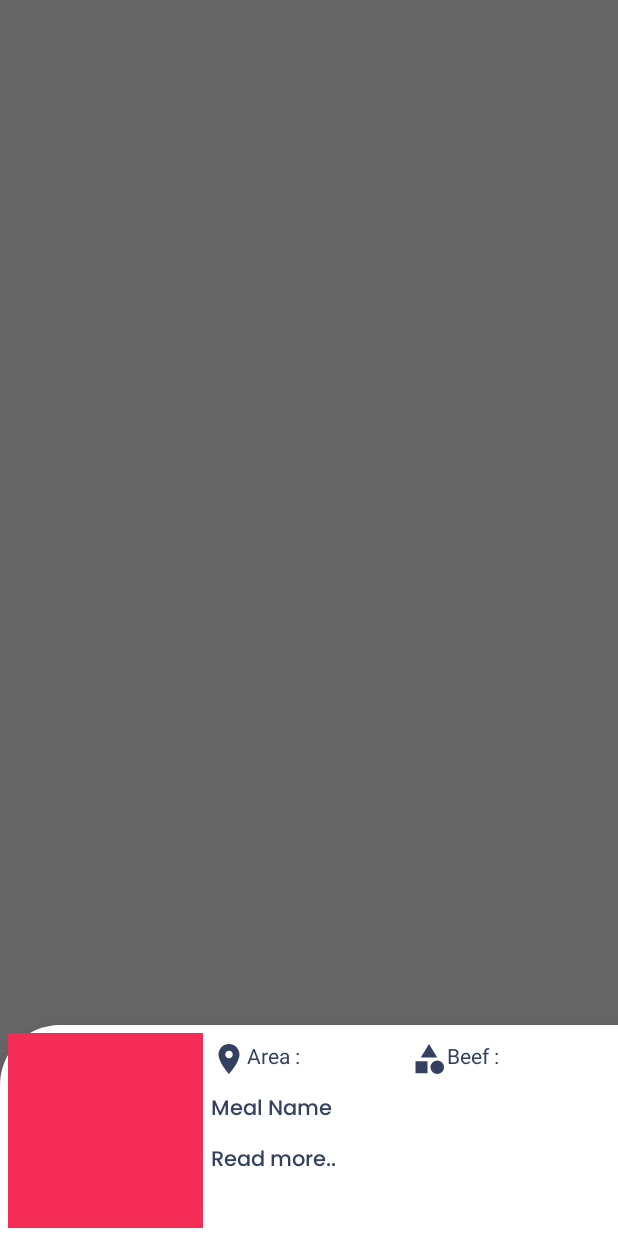
After one commit to the-lazy-man/MvvMRecipeApp, an Android app: the fragment BottomSheet placed in its activity, on a phone screen of 412 x 824 dp. The commit adds this screen. Run offline under Robolectric (Android 15) with nearby library versions, the light colour scheme and no system bars; our stand-ins replace sdp/ssp sizes; pictures from the network do not load; 3 statements that could not run were skipped.

Commit message:
added Bottom Sheet Fragment Dialog

```diff
--- a/app/src/main/AndroidManifest.xml
+++ b/app/src/main/AndroidManifest.xml
@@ -9,9 +9,9 @@
         android:dataExtractionRules="@xml/data_extraction_rules"
         android:fullBackupContent="@xml/backup_rules"
         android:hardwareAccelerated="true"
-        android:icon="@mipmap/ic_launcher_round"
+        android:icon="@drawable/logo"
         android:label="@string/app_name"
-        android:roundIcon="@mipmap/ic_launcher_round"
+        android:roundIcon="@drawable/logo"
         android:supportsRtl="true"
         android:theme="@style/Theme.MvvMRecipeApp"
         android:usesCleartextTraffic="true"
--- a/app/src/main/java/com/example/mvvmrecipeapp/domain/viewmodels/HomeViewmodel.kt
+++ b/app/src/main/java/com/example/mvvmrecipeapp/domain/viewmodels/HomeViewmodel.kt
@@ -26,10 +26,23 @@ class HomeViewmodel(private val mealDatabase : MealsDatabase) : ViewModel() {
     val popularItemsLiveData: LiveData<List<PopularMeal>> get() = _popularItemsLiveData
     private var _categoriesLiveData = MutableLiveData<List<Category>>()
     val categoriesLiveData: LiveData<List<Category>> get() = _categoriesLiveData
-
+    private var _bottomSheetMealsLiveData = MutableLiveData<Meal>()
+    val bottomSheetMealsLiveData: LiveData<Meal> get() = _bottomSheetMealsLiveData
+    private var _favouriteMealsLiveData = MutableLiveData<List<Meal>>()
     val favouriteMealsLiveData  : LiveData<List<Meal>> = mealDatabase.mealDao().getAllMeals()
 //    var favouriteMealsLiveData : LiveData<List<Meal>> = _favouriteMealsLiveData
 //
+    fun getMealsById(Id: String){
+        RetrofitInstance.api.getMealDetails(Id).enqueue(object  : Callback<MealList> {
+            override fun onResponse(call: Call<MealList>, response: Response<MealList>) {
+                    _bottomSheetMealsLiveData.postValue(response.body()?.meals?.get(0))
+                }
+
+            override fun onFailure(call: Call<MealList>, t: Throwable) {
+                Log.d("BottomSheetMealDetails Error -> ",t.message.toString())
+            }
+        })
+    }
     fun getRandomMeal() {
         RetrofitInstance.api.getRandomMeal().enqueue(
             object : Callback<MealList> {
--- a/app/src/main/java/com/example/mvvmrecipeapp/view/adapters/MostPopularMealAdapters.kt
+++ b/app/src/main/java/com/example/mvvmrecipeapp/view/adapters/MostPopularMealAdapters.kt
@@ -9,6 +9,7 @@ import com.example.mvvmrecipeapp.databinding.PopularItemsBinding
 
 class MostPopularMealAdapter() : RecyclerView.Adapter<MostPopularMealAdapter.PopularMealViewHolder>() {
     lateinit var onItemClick : ( (PopularMeal) -> Unit)
+    var onLongItemClick : ((PopularMeal) -> Unit)? = null
     private var mealsList = ArrayList<PopularMeal>()
 
     fun setMeals(mealslist : ArrayList<PopularMeal>) {
@@ -34,8 +35,13 @@ class MostPopularMealAdapter() : RecyclerView.Adapter<MostPopularMealAdapter.Pop
         Glide.with(holder.itemView)
             .load(mealsList[position].strMealThumb)
             .into(holder.binding.imgPopularMeal)
+
             holder.itemView.setOnClickListener {
                 onItemClick(mealsList[position])
+            }
+            holder.itemView.setOnLongClickListener{
+                onLongItemClick?.invoke(mealsList[position])
+                true
             }
     }
 
--- /dev/null
+++ b/app/src/main/java/com/example/mvvmrecipeapp/view/fragments/bottomSheet/BottomSheet.kt
@@ -0,0 +1,87 @@
+package com.example.mvvmrecipeapp.view.fragments.bottomSheet
+
+import android.content.Intent
+import android.os.Bundle
+import androidx.fragment.app.Fragment
+import android.view.LayoutInflater
+import android.view.View
+import android.view.ViewGroup
+import androidx.lifecycle.Observer
+import com.bumptech.glide.Glide
+import com.example.mvvmrecipeapp.R
+import com.example.mvvmrecipeapp.databinding.FragmentBottomSheetBinding
+import com.example.mvvmrecipeapp.domain.viewmodels.HomeViewmodel
+import com.example.mvvmrecipeapp.view.activities.MainActivity
+import com.example.mvvmrecipeapp.view.activities.MealDetailsActivity
+import com.example.mvvmrecipeapp.view.fragments.homeFragment
+import com.example.mvvmrecipeapp.view.fragments.homeFragment.Companion.MEAL_ID
+import com.example.mvvmrecipeapp.view.fragments.homeFragment.Companion.MEAL_NAME
+import com.example.mvvmrecipeapp.view.fragments.homeFragment.Companion.MEAL_THUMB
+import com.google.android.material.bottomsheet.BottomSheetDialog
+import com.google.android.material.bottomsheet.BottomSheetDialogFragment
+
+
+class BottomSheet : BottomSheetDialogFragment() {
+    private var mealId: String? = null
+    private var mealName: String? = null
+    private var mealThumb: String? = null
+    private lateinit var viewmodel : HomeViewmodel
+    private lateinit var binding : FragmentBottomSheetBinding
+//    private lateinit var param1 : String
+    override fun onCreate(savedInstanceState: Bundle?) {
+        super.onCreate(savedInstanceState)
+        arguments?.let {
+            mealId = it.getString(MEAL_ID)
+        }
+        viewmodel = (activity as MainActivity).viewModel
+
+    }
+    override fun onCreateView(
+        inflater: LayoutInflater, container: ViewGroup?,
+        savedInstanceState: Bundle?
+    ): View? {
+        binding = FragmentBottomSheetBinding.inflate(layoutInflater)
+        return binding.root
+    }
+
+    override fun onViewCreated(view: View, savedInstanceState: Bundle?) {
+        super.onViewCreated(view, savedInstanceState)
+        mealId?.let { viewmodel.getMealsById(it) }
+        observeBottomSheetMeal()
+        onBottomSheetDialogClick()
+    }
+
+    private fun onBottomSheetDialogClick() {
+        binding.bottomSheet.setOnClickListener {
+            if (mealName != null && mealThumb != null) {
+                val intent = Intent(activity, MealDetailsActivity::class.java)
+                intent.putExtra(MEAL_ID, mealId)
+                intent.putExtra(MEAL_NAME, mealName)
+                intent.putExtra(MEAL_THUMB, mealThumb)
+
+                startActivity(intent)
+            }
+        }
+    }
+        fun observeBottomSheetMeal() {
+            viewmodel.bottomSheetMealsLiveData.observe(viewLifecycleOwner, Observer { meal ->
+                binding.tvBottomSheetMealName.text = meal.strMeal
+                binding.tvBottomSheetArea.text = meal.strArea
+                binding.tvBottomSheetCategory.text = meal.strCategory
+                Glide.with(this).load(meal.strMealThumb).into(binding.imgBottomSheet)
+
+                mealName = meal.strMeal
+                mealThumb = meal.strMealThumb
+            })
+        }
+
+        companion object {
+            @JvmStatic
+            fun newInstance(param1: String) = BottomSheet().apply {
+                    arguments = Bundle().apply {
+                        putString(MEAL_ID, param1)
+                    }
+                }
+        }
+
+}
--- a/app/src/main/java/com/example/mvvmrecipeapp/view/fragments/homeFragment.kt
+++ b/app/src/main/java/com/example/mvvmrecipeapp/view/fragments/homeFragment.kt
@@ -26,6 +26,7 @@ import com.example.mvvmrecipeapp.domain.viewmodels.HomeViewmodel
 import com.example.mvvmrecipeapp.view.activities.CategoryMealsActivity
 import com.example.mvvmrecipeapp.view.activities.MainActivity
 import com.example.mvvmrecipeapp.view.activities.MealDetailsActivity
+import com.example.mvvmrecipeapp.view.fragments.bottomSheet.BottomSheet
 
 class homeFragment : Fragment() {
     private lateinit var popularMealsAdapter: MostPopularMealAdapter
@@ -72,12 +73,20 @@ class homeFragment : Fragment() {
         setUpPopularMealsRecylerView()
         observePopularItemsLiveData()
         onPopularItemClick()
-
         setUpCategoryListRecylerView()
         homeViewModel.getCategoryList()
         observeCategoryListLiveData()
         onCategoryListItemClick()
 
+        onPopularItemLongClick()
+
+    }
+
+    private fun onPopularItemLongClick() {
+        popularMealsAdapter.onLongItemClick = {meal->
+            val bottomSheetFragment = BottomSheet.newInstance(meal.idMeal)
+            bottomSheetFragment.show(childFragmentManager, "Meal Info")
+        }
     }
 
     private fun onCategoryListItemClick() {
@@ -144,8 +153,8 @@ class homeFragment : Fragment() {
 //            }
 //        )
 //    }
-fun observeRandomMeal() {
-    homeViewModel.randomMealLiveData.observe(viewLifecycleOwner) { meal ->
+    fun observeRandomMeal() {
+        homeViewModel.randomMealLiveData.observe(viewLifecycleOwner) { meal ->
         binding.progressBar.visibility = View.VISIBLE
         binding.imgRandomMeal.visibility = View.INVISIBLE
 
@@ -169,7 +178,6 @@ fun observeRandomMeal() {
                 }
             })
             .into(binding.imgRandomMeal)
-
         this.randomMeal = meal
     }
 }
--- a/app/src/main/res/drawable/drawable/bottom_sheet_dialog_shape.xml
+++ b/app/src/main/res/drawable/drawable/bottom_sheet_dialog_shape.xml
@@ -4,7 +4,4 @@
     <solid android:color="@color/white"/>
     <corners
         android:topRightRadius="40dp"/>
-
-
-
 </shape>
--- /dev/null
+++ b/app/src/main/res/drawable/rounded_top_shape.xml
@@ -0,0 +1,6 @@
+<?xml version="1.0" encoding="utf-8"?>
+<shape xmlns:android="http://schemas.android.com/apk/res/android">
+    <solid android:color="@color/white"/>
+    <corners android:topLeftRadius="40dp"/>
+
+</shape>
--- /dev/null
+++ b/app/src/main/res/layout/fragment_bottom_sheet.xml
@@ -0,0 +1,70 @@
+<?xml version="1.0" encoding="utf-8"?>
+<androidx.constraintlayout.widget.ConstraintLayout xmlns:android="http://schemas.android.com/apk/res/android"
+    xmlns:tools="http://schemas.android.com/tools"
+    android:layout_width="match_parent"
+    android:layout_height="wrap_content"
+    xmlns:app="http://schemas.android.com/apk/res-auto"
+    tools:context=".view.fragments.bottomSheet.BottomSheet"
+    android:id="@+id/bottomSheet">
+
+    <ImageView
+        android:id="@+id/img_bottom_sheet"
+        android:layout_width="@dimen/_100sdp"
+        android:layout_height="@dimen/_100sdp"
+        android:layout_margin="5dp"
+        app:layout_constraintStart_toStartOf="parent"
+        app:layout_constraintBottom_toBottomOf="parent"
+        app:layout_constraintTop_toTopOf="parent"
+        android:src="@color/accent"/>
+
+    <LinearLayout
+        android:id="@+id/ll_bottom_sheet"
+        android:layout_width="0dp"
+        android:layout_height="wrap_content"
+        android:orientation="horizontal"
+        app:layout_constraintStart_toEndOf="@+id/img_bottom_sheet"
+        app:layout_constraintTop_toTopOf="@id/img_bottom_sheet"
+        app:layout_constraintEnd_toEndOf="parent"
+        android:layout_margin="5dp">
+
+        <TextView
+            android:id="@+id/tv_bottom_sheet_area"
+            android:layout_width="wrap_content"
+            android:layout_height="wrap_content"
+            android:drawableLeft="@drawable/ic_area"
+            android:text="Area : "
+            android:textColor="@color/g_black"
+            android:layout_weight="1"
+            />
+
+        <TextView
+            android:id="@+id/tv_bottom_sheet_category"
+            android:layout_width="wrap_content"
+            android:layout_height="wrap_content"
+            android:drawableLeft="@drawable/ic_category_in_meal_details"
+            android:text="Beef : "
+            android:textColor="@color/g_black"
+            android:layout_weight="1"/>
+    </LinearLayout>
+
+    <TextView
+        android:id="@+id/tv_bottom_sheet_meal_name"
+        android:layout_width="wrap_content"
+        android:layout_height="wrap_content"
+        android:text="Meal Name"
+        app:layout_constraintStart_toStartOf="@+id/ll_bottom_sheet"
+        app:layout_constraintTop_toBottomOf="@+id/ll_bottom_sheet"
+        android:layout_marginTop="10dp"
+        android:textColor="@color/g_black"
+        android:fontFamily="@font/myfont"/>
+    <TextView
+        android:layout_width="wrap_content"
+        android:layout_height="wrap_content"
+        android:text="Read more.."
+        app:layout_constraintStart_toStartOf="@+id/tv_bottom_sheet_meal_name"
+        app:layout_constraintTop_toBottomOf="@+id/tv_bottom_sheet_meal_name"
+        android:layout_marginTop="10dp"
+        android:textColor="@color/g_black"
+        android:fontFamily="@font/myfont"/>
+
+</androidx.constraintlayout.widget.ConstraintLayout>
--- a/app/src/main/res/values/themes.xml
+++ b/app/src/main/res/values/themes.xml
@@ -12,6 +12,7 @@
         <!-- Status bar color. -->
         <item name="android:statusBarColor" tools:targetApi="l">@color/white</item>
         <item name="android:windowLightStatusBar" tools:ignore="NewApi">true</item>
+        <item name="bottomSheetDialogTheme">@style/AppBottomSheetDialogTheme</item>/>
         <!-- Customize your theme here. -->
 
     </style>
@@ -24,11 +25,11 @@
     </style>
 
     <style name="AppBottomSheetDialogTheme"
-        parent="Theme.Design.Light.BottomSheetDialog">
+        parent="Theme.MaterialComponents.Light.BottomSheetDialog">
         <item name="bottomSheetStyle">@style/AppModalStyle</item>
     </style>
 
     <style name="AppModalStyle" parent="Widget.Design.BottomSheet.Modal">
-<!--        <item name="android:background">@drawable/bottom_sheet_dialog_shape</item>-->
+        <item name="android:background">@drawable/rounded_top_shape</item>
     </style>
 </resources>
```
